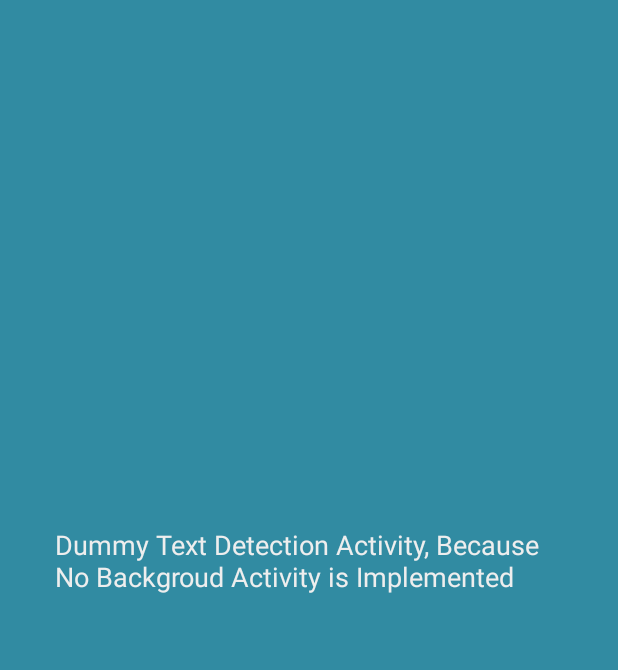
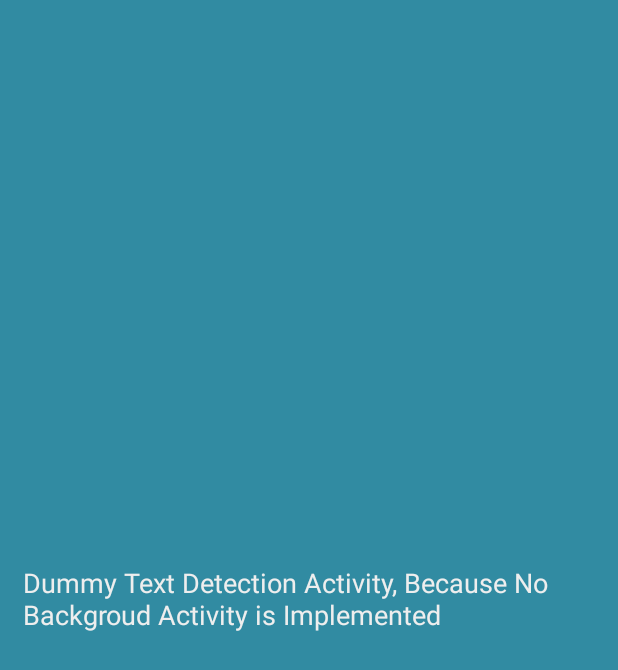
Before and after one commit to abbas-uet/Be-One-S-Eye, an Android app: the layout activity_extracted_text.xml on its own in the app's theme, with its tools: preview values and no code run, on a phone screen of 412 x 824 dp. Shown: the top 670 px of the screen. Run offline under Robolectric (Android 15) with nearby library versions, the phone set to English and light mode, and no system bars.

```diff
--- a/BeOnesEye/app/build.gradle
+++ b/BeOnesEye/app/build.gradle
@@ -38,9 +38,10 @@ dependencies {
     implementation 'com.google.firebase:firebase-auth:20.0.1'
     implementation 'com.google.android.gms:play-services-auth:19.0.0'
     implementation platform('com.google.firebase:firebase-bom:26.1.0')
-    implementation 'com.google.android.gms:play-services-mlkit-text-recognition:16.1.1'
+    implementation 'com.google.android.gms:play-services-mlkit-text-recognition:16.1.2'
     implementation 'com.google.mlkit:image-labeling:17.0.1'
     implementation 'com.google.android.gms:play-services-mlkit-image-labeling:16.0.1'
+
     testImplementation 'junit:junit:4.+'
     androidTestImplementation 'androidx.test.ext:junit:1.1.1'
     androidTestImplementation 'androidx.test.espresso:espresso-core:3.2.0'
--- a/BeOnesEye/app/src/main/res/layout/activity_extracted_text.xml
+++ b/BeOnesEye/app/src/main/res/layout/activity_extracted_text.xml
@@ -9,10 +9,12 @@
 
     <TextView
         android:id="@+id/extractedTextView"
-        android:layout_width="337dp"
-        android:layout_height="97dp"
+        android:layout_width="381dp"
+        android:layout_height="wrap_content"
         android:layout_marginStart="8dp"
+        android:layout_marginTop="16dp"
         android:layout_marginEnd="8dp"
+        android:layout_marginBottom="16dp"
         android:text="Dummy Text Detection Activity, Because No Backgroud Activity is Implemented"
         android:textColor="@color/white_greyish"
         android:textSize="18sp"
```
Also changed, not shown: BeOnesEye/app/src/main/java/com/alitech/beoneseye/camerGallery.java (+6 -3 lines).
